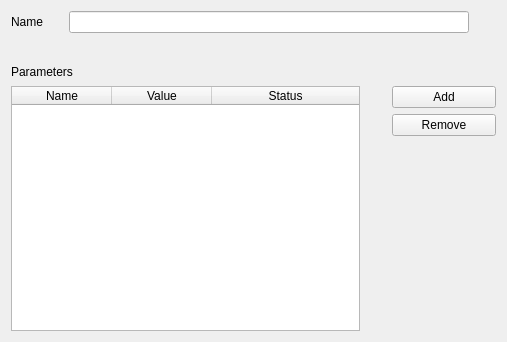
Qt form src/ndmanager/src/parameterlayout.ui (Gravios/neurosuite-3) before a commit.
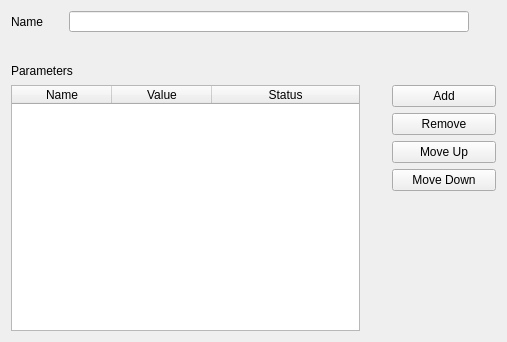
The same form after that commit. Custom widgets are drawn as their Qt base class.

```diff
--- a/src/ndmanager/src/parameterlayout.ui
+++ b/src/ndmanager/src/parameterlayout.ui
@@ -86,6 +86,56 @@
            </property>
           </widget>
          </item>
+         <item>
+          <widget class="QPushButton" name="moveUpButton">
+           <property name="sizePolicy">
+            <sizepolicy hsizetype="Fixed" vsizetype="Fixed">
+             <horstretch>0</horstretch>
+             <verstretch>0</verstretch>
+            </sizepolicy>
+           </property>
+           <property name="minimumSize">
+            <size>
+             <width>104</width>
+             <height>0</height>
+            </size>
+           </property>
+           <property name="maximumSize">
+            <size>
+             <width>104</width>
+             <height>32767</height>
+            </size>
+           </property>
+           <property name="text">
+            <string>Move Up</string>
+           </property>
+          </widget>
+         </item>
+         <item>
+          <widget class="QPushButton" name="moveDownButton">
+           <property name="sizePolicy">
+            <sizepolicy hsizetype="Fixed" vsizetype="Fixed">
+             <horstretch>0</horstretch>
+             <verstretch>0</verstretch>
+            </sizepolicy>
+           </property>
+           <property name="minimumSize">
+            <size>
+             <width>104</width>
+             <height>0</height>
+            </size>
+           </property>
+           <property name="maximumSize">
+            <size>
+             <width>104</width>
+             <height>32767</height>
+            </size>
+           </property>
+           <property name="text">
+            <string>Move Down</string>
+           </property>
+          </widget>
+         </item>
          <item>
           <spacer name="spacer28">
            <property name="orientation">
```
Left out of the diff: 2 changed lines with no effect on the pictures.
